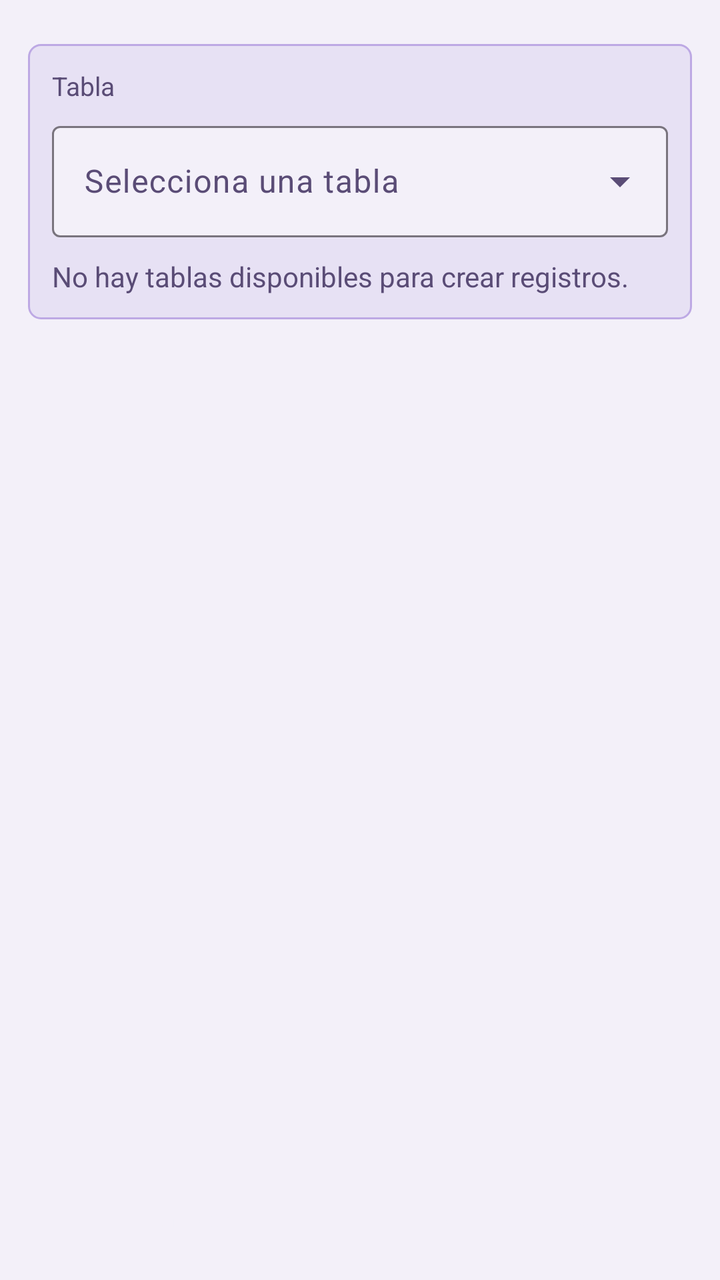
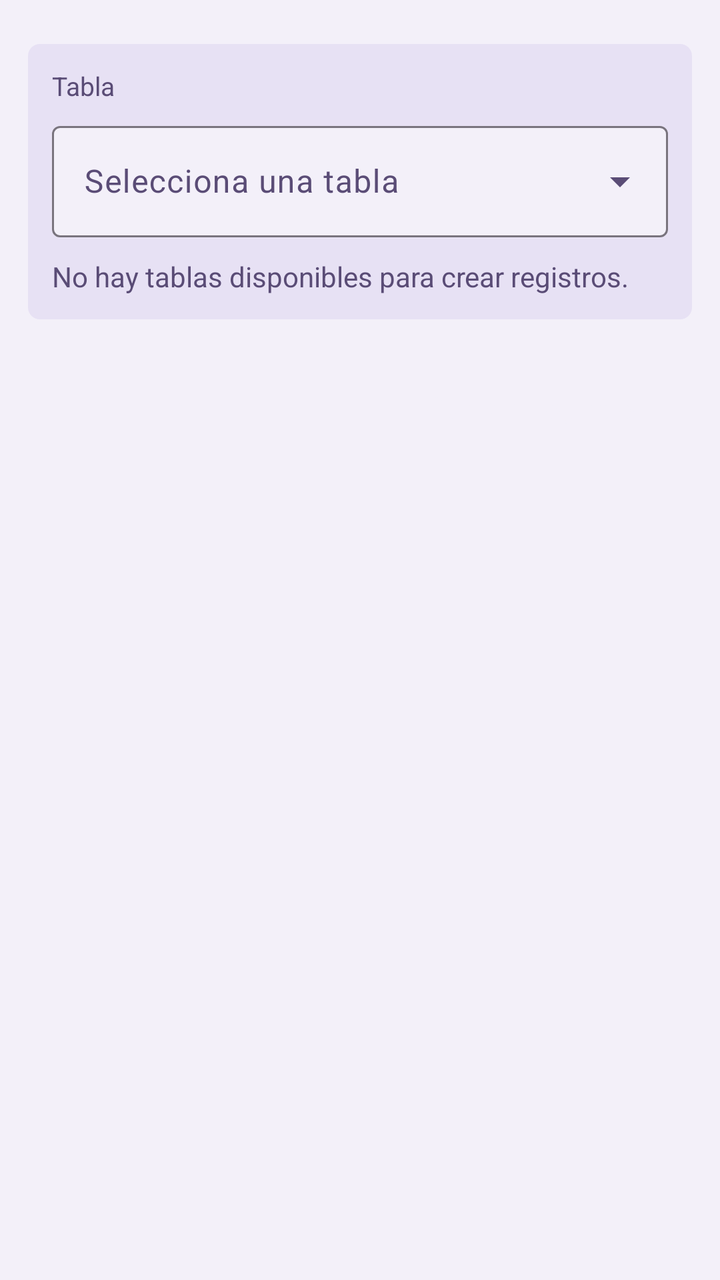

Compare the two renders of this Android layout. The source of the first and the diff that turns it into the second are given below.
<!-- AndroidManifest.xml: application theme AppTheme -->
<!-- res/layout/fragment_record_create.xml -->
<?xml version="1.0" encoding="utf-8"?>
<LinearLayout xmlns:android="http://schemas.android.com/apk/res/android"
    xmlns:app="http://schemas.android.com/apk/res-auto"
    android:id="@+id/recordCreateRoot"
    android:layout_width="match_parent"
    android:layout_height="match_parent"
    android:background="@color/paper"
    android:orientation="vertical"
    android:padding="14dp">

    <LinearLayout
        style="@style/Widget.PatriGO.Surface.Panel"
        android:layout_width="match_parent"
        android:layout_height="wrap_content"
        android:layout_marginTop="8dp"
        android:orientation="vertical">

        <TextView
            style="@style/TextAppearance.PatriGO.Label"
            android:layout_width="match_parent"
            android:layout_height="wrap_content"
            android:text="@string/record_create_table_label" />

        <com.google.android.material.textfield.TextInputLayout
            style="@style/Widget.PatriGO.TextInputLayout"
            android:layout_width="match_parent"
            android:layout_height="wrap_content"
            android:layout_marginTop="6dp"
            android:hint="@string/record_create_table_hint"
            app:endIconMode="dropdown_menu">

            <AutoCompleteTextView
                android:id="@+id/recordCreateTableSelector"
                style="@style/Widget.PatriGO.TextInputEditText"
                android:layout_width="match_parent"
                android:layout_height="wrap_content"
                android:focusable="false"
                android:inputType="none" />
        </com.google.android.material.textfield.TextInputLayout>

        <TextView
            android:id="@+id/recordCreateStatusText"
            style="@style/TextAppearance.PatriGO.Body.Md.Muted"
            android:layout_width="match_parent"
            android:layout_height="wrap_content"
            android:layout_marginTop="10dp"
            android:text="@string/record_create_status_no_tables" />
    </LinearLayout>

    <TextView
        android:id="@+id/recordCreateFieldsEmptyText"
        style="@style/TextAppearance.PatriGO.Body.Muted"
        android:layout_width="match_parent"
        android:layout_height="wrap_content"
        android:layout_marginTop="12dp"
        android:text="@string/record_create_fields_empty"
        android:visibility="gone" />

    <androidx.recyclerview.widget.RecyclerView
        android:id="@+id/recordCreateFieldsRecyclerView"
        android:layout_width="match_parent"
        android:layout_height="0dp"
        android:layout_marginTop="12dp"
        android:layout_weight="1"
        android:clipToPadding="false" />

    <LinearLayout
        android:layout_width="match_parent"
        android:layout_height="wrap_content"
        android:layout_marginTop="10dp"
        android:orientation="horizontal">

        <Button
            android:id="@+id/recordCreateClearButton"
            style="@style/Widget.PatriGO.Button.Xs"
            android:layout_width="0dp"
            android:layout_height="wrap_content"
            android:layout_marginEnd="4dp"
            android:layout_weight="1"
            android:text="@string/record_create_clear_button" />

        <Button
            android:id="@+id/recordCreateSaveButton"
            style="@style/Widget.PatriGO.Button.Xs"
            android:layout_width="0dp"
            android:layout_height="wrap_content"
            android:layout_marginStart="4dp"
            android:layout_weight="1"
            android:text="@string/record_create_save_button" />
    </LinearLayout>
</LinearLayout>
<!-- resources referenced by this layout -->
<resources>
  <color name="paper">#f3f0f9</color>
  <string name="record_create_clear_button">Limpiar</string>
  <string name="record_create_fields_empty">La tabla no tiene columnas disenadas.</string>
  <string name="record_create_save_button">Guardar registro</string>
  <string name="record_create_status_no_tables">No hay tablas disponibles para crear registros.</string>
  <string name="record_create_table_hint">Selecciona una tabla</string>
  <string name="record_create_table_label">Tabla</string>
  <style name="TextAppearance.PatriGO.Body.Md.Muted" parent="TextAppearance.PatriGO.Body.Md">
          <item name="android:textColor">@color/muted_ink</item>
      </style>
  <style name="TextAppearance.PatriGO.Body.Muted" parent="TextAppearance.PatriGO.Body">
          <item name="android:textColor">@color/muted_ink</item>
      </style>
  <style name="TextAppearance.PatriGO.Label" parent="">
          <item name="android:textColor">@color/muted_ink</item>
          <item name="android:textSize">13sp</item>
      </style>
  <style name="Widget.PatriGO.Button.Xs" parent="Widget.PatriGO.Button.Base">
          <item name="android:minHeight">34dp</item>
          <item name="android:textSize">12sp</item>
          <item name="android:paddingLeft">10dp</item>
          <item name="android:paddingRight">10dp</item>
          <item name="android:paddingTop">6dp</item>
          <item name="android:paddingBottom">6dp</item>
      </style>
  <style name="Widget.PatriGO.Surface.Panel" parent="">
          <item name="android:background">@drawable/app_surface_panel_background</item>
          <item name="android:padding">12dp</item>
      </style>
  <style name="Widget.PatriGO.TextInputEditText" parent="Widget.Material3.TextInputEditText.OutlinedBox">
          <item name="android:textColor">@color/ink</item>
          <item name="android:textColorHint">@color/muted_ink</item>
      </style>
  <style name="Widget.PatriGO.TextInputLayout" parent="Widget.Material3.TextInputLayout.OutlinedBox">
          <item name="boxBackgroundColor">@color/paper</item>
          <item name="hintTextColor">@color/muted_ink</item>
      </style>
  <style name="TextAppearance.PatriGO.Body.Md" parent="TextAppearance.PatriGO.Body">
          <item name="android:textSize">14sp</item>
      </style>
  <color name="muted_ink">#5a4c76</color>
  <style name="TextAppearance.PatriGO.Body" parent="">
          <item name="android:textColor">@color/ink</item>
          <item name="android:textSize">13sp</item>
      </style>
  <style name="Widget.PatriGO.Button.Base" parent="Widget.Material3.Button">
          <item name="shapeAppearanceOverlay">@style/ShapeAppearanceOverlay.PatriGO.Button</item>
          <item name="backgroundTint">@color/forest</item>
          <item name="android:textColor">@color/paper</item>
          <item name="android:textAllCaps">false</item>
          <item name="strokeWidth">1dp</item>
          <item name="strokeColor">@color/forest_dark</item>
      </style>
  <!-- drawable app_surface_panel_background (drawable) -->
  <?xml version="1.0" encoding="utf-8"?>
  <shape xmlns:android="http://schemas.android.com/apk/res/android"
      android:shape="rectangle">
      <solid android:color="@color/paper_alt" />
      <corners android:radius="@dimen/shape_radius_md" />
      <stroke
          android:width="1dp"
          android:color="@color/line" />
  </shape>
  <color name="ink">#241b37</color>
  <color name="forest">#5717d7</color>
  <color name="forest_dark">#390998</color>
  <color name="amber">#e85811</color>
  <color name="paper_alt">#e7e1f4</color>
  <style name="ShapeAppearanceOverlay.PatriGO.Button" parent="">
          <item name="cornerFamily">rounded</item>
          <item name="cornerSize">0dp</item>
          <item name="cornerSizeTopLeft">0dp</item>
          <item name="cornerSizeTopRight">0dp</item>
          <item name="cornerSizeBottomLeft">0dp</item>
          <item name="cornerSizeBottomRight">0dp</item>
      </style>
  <dimen name="shape_radius_md">6dp</dimen>
  <color name="line">#bda9e4</color>
  <!-- unchanged entries left out for length: 2 -->
</resources>

<!-- the commit's change to res/layout/fragment_record_create.xml (unified diff, before → after) -->
@@ -1,91 +1,98 @@
 <?xml version="1.0" encoding="utf-8"?>
-<LinearLayout xmlns:android="http://schemas.android.com/apk/res/android"
+<androidx.core.widget.NestedScrollView xmlns:android="http://schemas.android.com/apk/res/android"
     xmlns:app="http://schemas.android.com/apk/res-auto"
     android:id="@+id/recordCreateRoot"
     android:layout_width="match_parent"
     android:layout_height="match_parent"
     android:background="@color/paper"
-    android:orientation="vertical"
-    android:padding="14dp">
-
-    <LinearLayout
-        style="@style/Widget.PatriGO.Surface.Panel"
-        android:layout_width="match_parent"
-        android:layout_height="wrap_content"
-        android:layout_marginTop="8dp"
-        android:orientation="vertical">
-
-        <TextView
-            style="@style/TextAppearance.PatriGO.Label"
-            android:layout_width="match_parent"
-            android:layout_height="wrap_content"
-            android:text="@string/record_create_table_label" />
-
-        <com.google.android.material.textfield.TextInputLayout
-            style="@style/Widget.PatriGO.TextInputLayout"
-            android:layout_width="match_parent"
-            android:layout_height="wrap_content"
-            android:layout_marginTop="6dp"
-            android:hint="@string/record_create_table_hint"
-            app:endIconMode="dropdown_menu">
-
-            <AutoCompleteTextView
-                android:id="@+id/recordCreateTableSelector"
-                style="@style/Widget.PatriGO.TextInputEditText"
-                android:layout_width="match_parent"
-                android:layout_height="wrap_content"
-                android:focusable="false"
-                android:inputType="none" />
-        </com.google.android.material.textfield.TextInputLayout>
-
-        <TextView
-            android:id="@+id/recordCreateStatusText"
-            style="@style/TextAppearance.PatriGO.Body.Md.Muted"
-            android:layout_width="match_parent"
-            android:layout_height="wrap_content"
-            android:layout_marginTop="10dp"
-            android:text="@string/record_create_status_no_tables" />
-    </LinearLayout>
-
-    <TextView
-        android:id="@+id/recordCreateFieldsEmptyText"
-        style="@style/TextAppearance.PatriGO.Body.Muted"
-        android:layout_width="match_parent"
-        android:layout_height="wrap_content"
-        android:layout_marginTop="12dp"
-        android:text="@string/record_create_fields_empty"
-        android:visibility="gone" />
-
-    <androidx.recyclerview.widget.RecyclerView
-        android:id="@+id/recordCreateFieldsRecyclerView"
-        android:layout_width="match_parent"
-        android:layout_height="0dp"
-        android:layout_marginTop="12dp"
-        android:layout_weight="1"
-        android:clipToPadding="false" />
+    android:fillViewport="true">
 
     <LinearLayout
         android:layout_width="match_parent"
         android:layout_height="wrap_content"
-        android:layout_marginTop="10dp"
-        android:orientation="horizontal">
+        android:orientation="vertical"
+        android:padding="14dp">
 
-        <Button
-            android:id="@+id/recordCreateClearButton"
-            style="@style/Widget.PatriGO.Button.Xs"
-            android:layout_width="0dp"
+        <LinearLayout
+            style="@style/Widget.PatriGO.Surface.Panel"
+            android:layout_width="match_parent"
             android:layout_height="wrap_content"
-            android:layout_marginEnd="4dp"
-            android:layout_weight="1"
-            android:text="@string/record_create_clear_button" />
+            android:layout_marginTop="8dp"
+            android:orientation="vertical">
 
-        <Button
-            android:id="@+id/recordCreateSaveButton"
-            style="@style/Widget.PatriGO.Button.Xs"
-            android:layout_width="0dp"
+            <TextView
+                style="@style/TextAppearance.PatriGO.Label"
+                android:layout_width="match_parent"
+                android:layout_height="wrap_content"
+                android:text="@string/record_create_table_label" />
+
+            <com.google.android.material.textfield.TextInputLayout
+                style="@style/Widget.PatriGO.TextInputLayout"
+                android:layout_width="match_parent"
+                android:layout_height="wrap_content"
+                android:layout_marginTop="6dp"
+                android:hint="@string/record_create_table_hint"
+                app:endIconMode="dropdown_menu">
+
+                <AutoCompleteTextView
+                    android:id="@+id/recordCreateTableSelector"
+                    style="@style/Widget.PatriGO.TextInputEditText"
+                    android:layout_width="match_parent"
+                    android:layout_height="wrap_content"
+                    android:focusable="false"
+                    android:inputType="none" />
+            </com.google.android.material.textfield.TextInputLayout>
+
+            <TextView
+                android:id="@+id/recordCreateStatusText"
+                style="@style/TextAppearance.PatriGO.Body.Md.Muted"
+                android:layout_width="match_parent"
+                android:layout_height="wrap_content"
+                android:layout_marginTop="10dp"
+                android:text="@string/record_create_status_no_tables" />
+        </LinearLayout>
+
+        <TextView
+            android:id="@+id/recordCreateFieldsEmptyText"
+            style="@style/TextAppearance.PatriGO.Body.Muted"
+            android:layout_width="match_parent"
             android:layout_height="wrap_content"
-            android:layout_marginStart="4dp"
-            android:layout_weight="1"
-            android:text="@string/record_create_save_button" />
+            android:layout_marginTop="12dp"
+            android:text="@string/record_create_fields_empty"
+            android:visibility="gone" />
+
+        <androidx.recyclerview.widget.RecyclerView
+            android:id="@+id/recordCreateFieldsRecyclerView"
+            android:layout_width="match_parent"
+            android:layout_height="wrap_content"
+            android:layout_marginTop="12dp"
+            android:clipToPadding="false"
+            android:nestedScrollingEnabled="false" />
+
+        <LinearLayout
+            android:layout_width="match_parent"
+            android:layout_height="wrap_content"
+            android:layout_marginTop="10dp"
+            android:layout_marginBottom="12dp"
+            android:orientation="horizontal">
+
+            <Button
+                android:id="@+id/recordCreateClearButton"
+                style="@style/Widget.PatriGO.Button.Md"
+                android:layout_width="0dp"
+                android:layout_height="wrap_content"
+                android:layout_marginEnd="4dp"
+                android:layout_weight="1"
+                android:text="@string/record_create_clear_button" />
+
+            <Button
+                android:id="@+id/recordCreateSaveButton"
+                style="@style/Widget.PatriGO.Button.Md"
+                android:layout_width="0dp"
+                android:layout_height="wrap_content"
+                android:layout_marginStart="4dp"
+                android:layout_weight="1"
+                android:text="@string/record_create_save_button" />
+        </LinearLayout>
     </LinearLayout>
-</LinearLayout>
+</androidx.core.widget.NestedScrollView>
<!-- resource entries referenced after the edit -->
@@ -16,14 +16,6 @@
   <style name="TextAppearance.PatriGO.Label" parent="">
           <item name="android:textColor">@color/muted_ink</item>
           <item name="android:textSize">13sp</item>
-      </style>
-  <style name="Widget.PatriGO.Button.Xs" parent="Widget.PatriGO.Button.Base">
-          <item name="android:minHeight">34dp</item>
-          <item name="android:textSize">12sp</item>
-          <item name="android:paddingLeft">10dp</item>
-          <item name="android:paddingRight">10dp</item>
-          <item name="android:paddingTop">6dp</item>
-          <item name="android:paddingBottom">6dp</item>
       </style>
   <style name="Widget.PatriGO.Surface.Panel" parent="">
           <item name="android:background">@drawable/app_surface_panel_background</item>
@@ -49,8 +41,7 @@
           <item name="shapeAppearanceOverlay">@style/ShapeAppearanceOverlay.PatriGO.Button</item>
           <item name="backgroundTint">@color/forest</item>
           <item name="android:textColor">@color/paper</item>
-          <item name="android:textAllCaps">false</item>
-          <item name="strokeWidth">1dp</item>
+          <item name="android:textAllCaps">false</item> 
           <item name="strokeColor">@color/forest_dark</item>
       </style>
   <!-- drawable app_surface_panel_background (drawable) -->
@@ -59,9 +50,7 @@
       android:shape="rectangle">
       <solid android:color="@color/paper_alt" />
       <corners android:radius="@dimen/shape_radius_md" />
-      <stroke
-          android:width="1dp"
-          android:color="@color/line" />
+       
   </shape>
   <color name="ink">#241b37</color>
   <color name="forest">#5717d7</color>
@@ -70,14 +59,9 @@
   <color name="paper_alt">#e7e1f4</color>
   <style name="ShapeAppearanceOverlay.PatriGO.Button" parent="">
           <item name="cornerFamily">rounded</item>
-          <item name="cornerSize">0dp</item>
-          <item name="cornerSizeTopLeft">0dp</item>
-          <item name="cornerSizeTopRight">0dp</item>
-          <item name="cornerSizeBottomLeft">0dp</item>
-          <item name="cornerSizeBottomRight">0dp</item>
+          <item name="cornerSize">5dp</item>
       </style>
   <dimen name="shape_radius_md">6dp</dimen>
-  <color name="line">#bda9e4</color>
   <!-- unchanged entries left out for length: 2 -->
 </resources>
 
